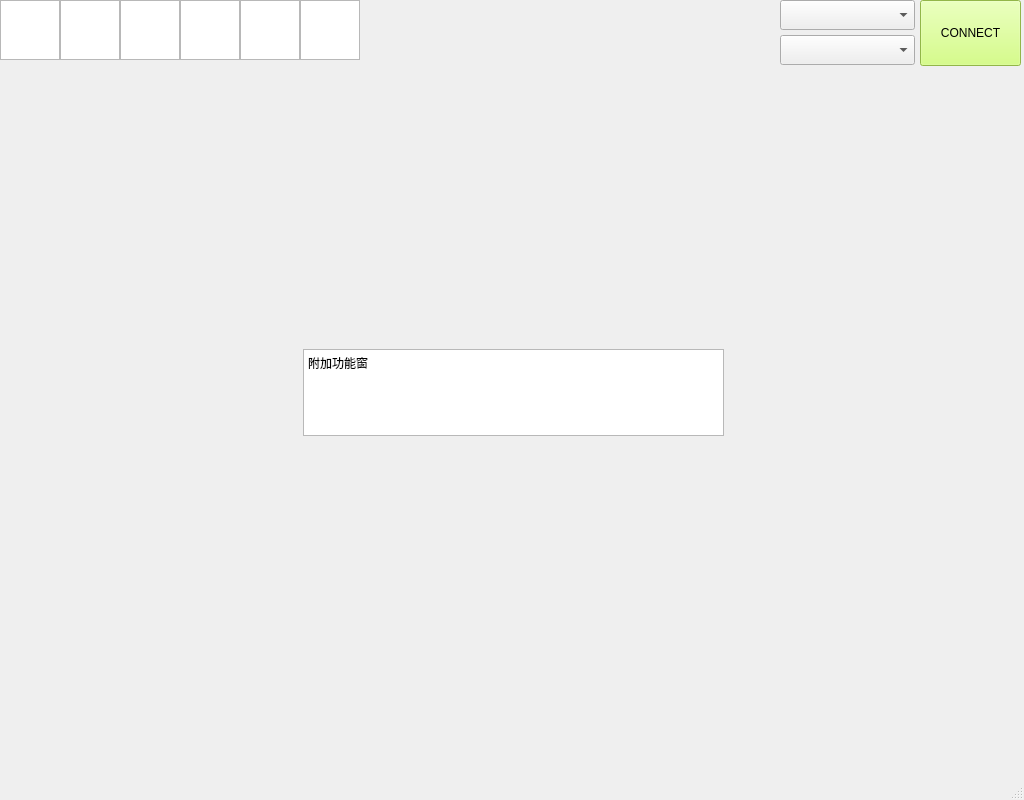
First picture: the form in MainWindow.ui, repository budebulai/LightGCS, before the edit.
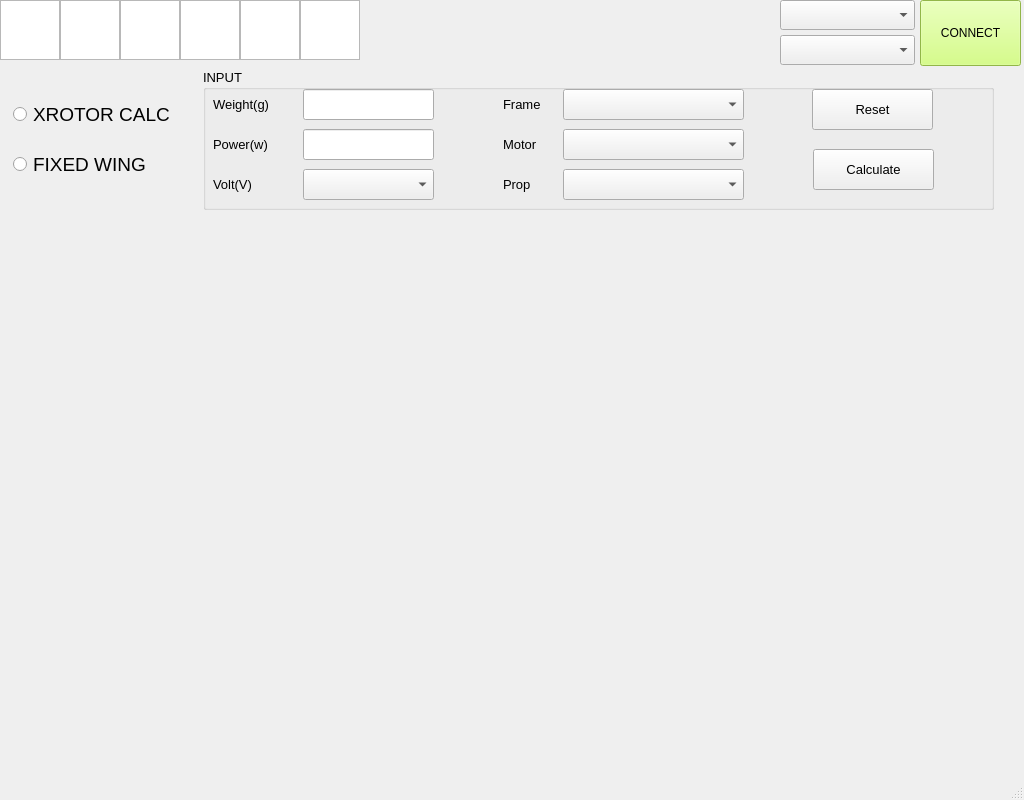
Second picture: the form after the edit. The open tabs and pages were chosen to show the change. Icons and pictures are not drawn.

Commit message: xrotor estimator init ...

Diff of the .ui file:
```diff
--- a/MainWindow.ui
+++ b/MainWindow.ui
@@ -764,21 +764,358 @@
      </widget>
     </widget>
     <widget class="QWidget" name="stw_exts">
-     <widget class="QTextEdit" name="textEdit_4">
+     <widget class="QRadioButton" name="rb_xrotor_calc">
       <property name="geometry">
        <rect>
-        <x>300</x>
-        <y>290</y>
-        <width>421</width>
-        <height>87</height>
+        <x>10</x>
+        <y>40</y>
+        <width>161</width>
+        <height>31</height>
        </rect>
       </property>
-      <property name="html">
-       <string>&lt;!DOCTYPE HTML PUBLIC &quot;-//W3C//DTD HTML 4.0//EN&quot; &quot;http://www.w3.org/TR/REC-html40/strict.dtd&quot;&gt;
-&lt;html&gt;&lt;head&gt;&lt;meta name=&quot;qrichtext&quot; content=&quot;1&quot; /&gt;&lt;style type=&quot;text/css&quot;&gt;
-p, li { white-space: pre-wrap; }
-&lt;/style&gt;&lt;/head&gt;&lt;body style=&quot; font-family:'SimSun'; font-size:9pt; font-weight:400; font-style:normal;&quot;&gt;
-&lt;p style=&quot; margin-top:0px; margin-bottom:0px; margin-left:0px; margin-right:0px; -qt-block-indent:0; text-indent:0px;&quot;&gt;附加功能窗&lt;/p&gt;&lt;/body&gt;&lt;/html&gt;</string>
+      <property name="font">
+       <font>
+        <pointsize>14</pointsize>
+       </font>
+      </property>
+      <property name="text">
+       <string>XROTOR CALC</string>
+      </property>
+      <property name="checkable">
+       <bool>true</bool>
+      </property>
+      <property name="checked">
+       <bool>false</bool>
+      </property>
+     </widget>
+     <widget class="QStackedWidget" name="stw_exts_sub">
+      <property name="geometry">
+       <rect>
+        <x>190</x>
+        <y>10</y>
+        <width>831</width>
+        <height>701</height>
+       </rect>
+      </property>
+      <property name="font">
+       <font>
+        <pointsize>13</pointsize>
+       </font>
+      </property>
+      <property name="currentIndex">
+       <number>0</number>
+      </property>
+      <widget class="QWidget" name="xrotor_calc">
+       <widget class="QGroupBox" name="xrotor_ecalc">
+        <property name="geometry">
+         <rect>
+          <x>10</x>
+          <y>0</y>
+          <width>791</width>
+          <height>141</height>
+         </rect>
+        </property>
+        <property name="font">
+         <font>
+          <pointsize>10</pointsize>
+         </font>
+        </property>
+        <property name="title">
+         <string>INPUT</string>
+        </property>
+        <widget class="QLabel" name="label_4">
+         <property name="geometry">
+          <rect>
+           <x>10</x>
+           <y>20</y>
+           <width>91</width>
+           <height>31</height>
+          </rect>
+         </property>
+         <property name="font">
+          <font>
+           <pointsize>10</pointsize>
+          </font>
+         </property>
+         <property name="text">
+          <string>Weight(g)</string>
+         </property>
+        </widget>
+        <widget class="QLabel" name="label_5">
+         <property name="geometry">
+          <rect>
+           <x>300</x>
+           <y>20</y>
+           <width>51</width>
+           <height>31</height>
+          </rect>
+         </property>
+         <property name="font">
+          <font>
+           <pointsize>10</pointsize>
+          </font>
+         </property>
+         <property name="text">
+          <string>Frame</string>
+         </property>
+        </widget>
+        <widget class="QLabel" name="label_6">
+         <property name="geometry">
+          <rect>
+           <x>300</x>
+           <y>60</y>
+           <width>51</width>
+           <height>31</height>
+          </rect>
+         </property>
+         <property name="font">
+          <font>
+           <pointsize>10</pointsize>
+          </font>
+         </property>
+         <property name="text">
+          <string>Motor</string>
+         </property>
+        </widget>
+        <widget class="QLabel" name="label_7">
+         <property name="geometry">
+          <rect>
+           <x>300</x>
+           <y>100</y>
+           <width>51</width>
+           <height>31</height>
+          </rect>
+         </property>
+         <property name="font">
+          <font>
+           <pointsize>10</pointsize>
+          </font>
+         </property>
+         <property name="text">
+          <string>Prop</string>
+         </property>
+        </widget>
+        <widget class="QLabel" name="label_8">
+         <property name="geometry">
+          <rect>
+           <x>10</x>
+           <y>60</y>
+           <width>81</width>
+           <height>31</height>
+          </rect>
+         </property>
+         <property name="font">
+          <font>
+           <pointsize>10</pointsize>
+          </font>
+         </property>
+         <property name="text">
+          <string>Power(w)</string>
+         </property>
+        </widget>
+        <widget class="QComboBox" name="cb_copter_frame">
+         <property name="enabled">
+          <bool>true</bool>
+         </property>
+         <property name="geometry">
+          <rect>
+           <x>360</x>
+           <y>20</y>
+           <width>181</width>
+           <height>31</height>
+          </rect>
+         </property>
+         <property name="font">
+          <font>
+           <pointsize>10</pointsize>
+          </font>
+         </property>
+         <property name="toolTip">
+          <string>copter type, such as 4, 6, 8, ...</string>
+         </property>
+         <property name="editable">
+          <bool>false</bool>
+         </property>
+        </widget>
+        <widget class="QComboBox" name="cb_motor_type">
+         <property name="geometry">
+          <rect>
+           <x>360</x>
+           <y>60</y>
+           <width>181</width>
+           <height>31</height>
+          </rect>
+         </property>
+         <property name="font">
+          <font>
+           <pointsize>10</pointsize>
+          </font>
+         </property>
+         <property name="toolTip">
+          <string>motor type, such as tmotoru8kv170</string>
+         </property>
+         <property name="editable">
+          <bool>false</bool>
+         </property>
+        </widget>
+        <widget class="QComboBox" name="cb_prop_type">
+         <property name="geometry">
+          <rect>
+           <x>360</x>
+           <y>100</y>
+           <width>181</width>
+           <height>31</height>
+          </rect>
+         </property>
+         <property name="font">
+          <font>
+           <pointsize>10</pointsize>
+          </font>
+         </property>
+         <property name="toolTip">
+          <string>propeller size, such as 2995</string>
+         </property>
+         <property name="editable">
+          <bool>false</bool>
+         </property>
+        </widget>
+        <widget class="QLineEdit" name="le_weight">
+         <property name="geometry">
+          <rect>
+           <x>100</x>
+           <y>20</y>
+           <width>131</width>
+           <height>31</height>
+          </rect>
+         </property>
+         <property name="font">
+          <font>
+           <pointsize>10</pointsize>
+          </font>
+         </property>
+         <property name="toolTip">
+          <string>weight of copter</string>
+         </property>
+        </widget>
+        <widget class="QLineEdit" name="le_power_given">
+         <property name="geometry">
+          <rect>
+           <x>100</x>
+           <y>60</y>
+           <width>131</width>
+           <height>31</height>
+          </rect>
+         </property>
+         <property name="font">
+          <font>
+           <pointsize>10</pointsize>
+          </font>
+         </property>
+         <property name="toolTip">
+          <string>power given, optional</string>
+         </property>
+        </widget>
+        <widget class="QPushButton" name="pb_xrotor_calc">
+         <property name="geometry">
+          <rect>
+           <x>610</x>
+           <y>80</y>
+           <width>121</width>
+           <height>41</height>
+          </rect>
+         </property>
+         <property name="font">
+          <font>
+           <pointsize>10</pointsize>
+          </font>
+         </property>
+         <property name="text">
+          <string>Calculate</string>
+         </property>
+        </widget>
+        <widget class="QPushButton" name="pb_xrotor_reset">
+         <property name="geometry">
+          <rect>
+           <x>609</x>
+           <y>20</y>
+           <width>121</width>
+           <height>41</height>
+          </rect>
+         </property>
+         <property name="font">
+          <font>
+           <pointsize>10</pointsize>
+          </font>
+         </property>
+         <property name="text">
+          <string>Reset</string>
+         </property>
+        </widget>
+        <widget class="QLabel" name="label_9">
+         <property name="geometry">
+          <rect>
+           <x>10</x>
+           <y>100</y>
+           <width>81</width>
+           <height>31</height>
+          </rect>
+         </property>
+         <property name="font">
+          <font>
+           <pointsize>10</pointsize>
+          </font>
+         </property>
+         <property name="text">
+          <string>Volt(V)</string>
+         </property>
+        </widget>
+        <widget class="QComboBox" name="cb_volt">
+         <property name="geometry">
+          <rect>
+           <x>100</x>
+           <y>100</y>
+           <width>131</width>
+           <height>31</height>
+          </rect>
+         </property>
+         <property name="font">
+          <font>
+           <pointsize>10</pointsize>
+          </font>
+         </property>
+         <property name="toolTip">
+          <string>work voltage</string>
+         </property>
+         <property name="editable">
+          <bool>false</bool>
+         </property>
+        </widget>
+       </widget>
+      </widget>
+      <widget class="QWidget" name="fixedwing_calc"/>
+     </widget>
+     <widget class="QRadioButton" name="rb_fixedwing_calc">
+      <property name="geometry">
+       <rect>
+        <x>10</x>
+        <y>90</y>
+        <width>161</width>
+        <height>31</height>
+       </rect>
+      </property>
+      <property name="font">
+       <font>
+        <pointsize>14</pointsize>
+       </font>
+      </property>
+      <property name="text">
+       <string>FIXED WING</string>
+      </property>
+      <property name="checkable">
+       <bool>true</bool>
+      </property>
+      <property name="checked">
+       <bool>false</bool>
       </property>
      </widget>
     </widget>
```
Left out of the diff: 5 changed lines with no effect on the pictures. The commit also changes 9 other files.
